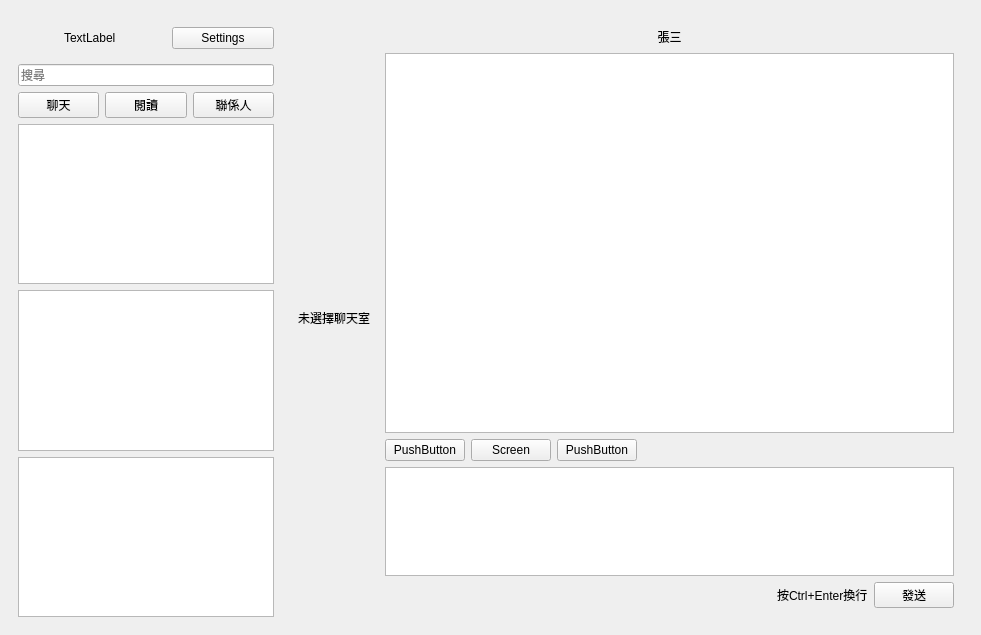
First picture: the form in resource/ui/wechat-0.5.ui, repository 0xzhaohx/webwechat, before the edit.
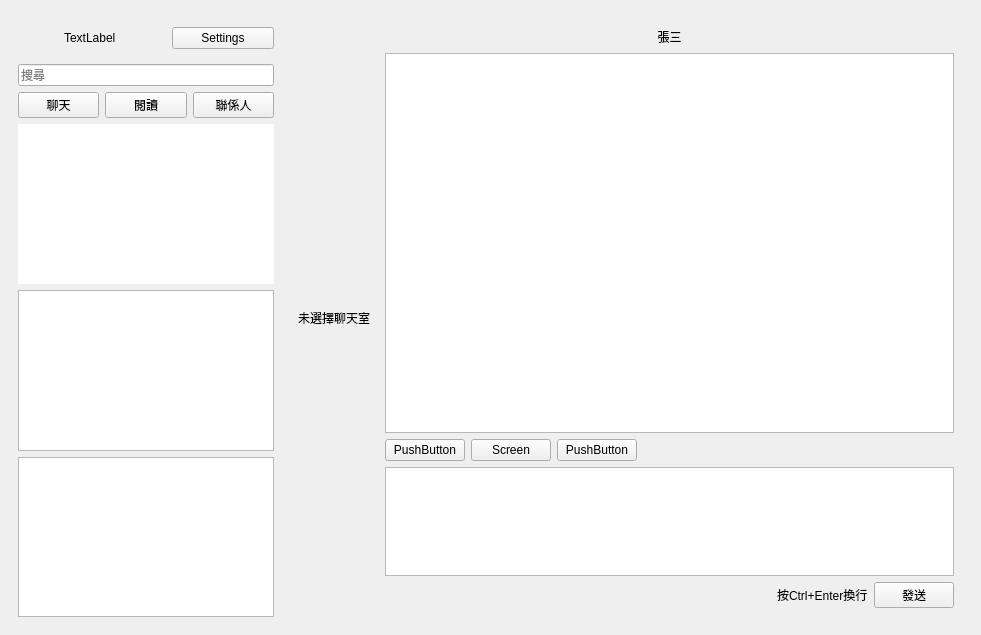
Second picture: the form after the edit.

Commit message: develop function to download the image in msg

What changed in the file:
```diff
--- a/resource/ui/wechat-0.5.ui
+++ b/resource/ui/wechat-0.5.ui
@@ -101,6 +101,9 @@
        </item>
        <item>
         <widget class="QTableView" name="sessionWidget">
+         <property name="frameShape">
+          <enum>QFrame::NoFrame</enum>
+         </property>
          <property name="editTriggers">
           <set>QAbstractItemView::NoEditTriggers</set>
          </property>
```
The commit also changes 2 other files.
